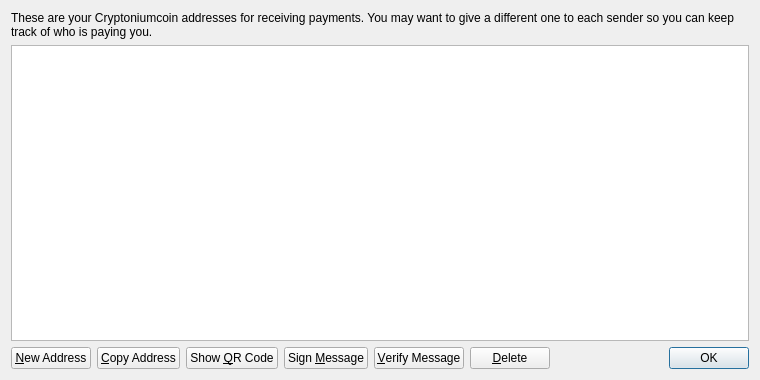
First picture: the form in src/qt/forms/addressbookpage.ui, repository coincryptonium/cryptoniumcoin, before the edit.
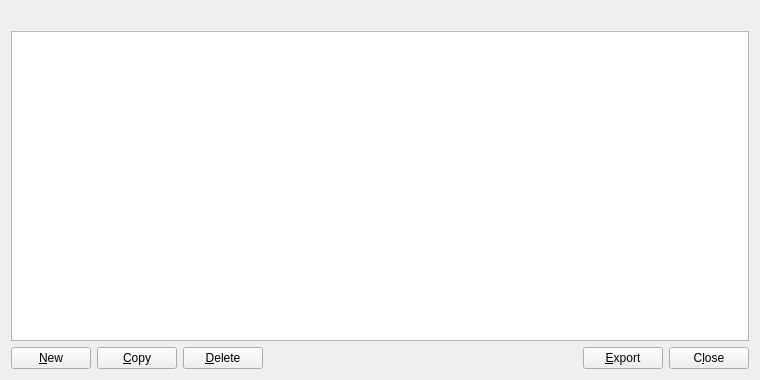
Second picture: the form after the edit. Icons and pictures are not drawn.

```diff
--- a/src/qt/forms/addressbookpage.ui
+++ b/src/qt/forms/addressbookpage.ui
@@ -16,9 +16,6 @@
   <layout class="QVBoxLayout" name="verticalLayout">
    <item>
     <widget class="QLabel" name="labelExplanation">
-     <property name="text">
-      <string>These are your Cryptoniumcoin addresses for receiving payments. You may want to give a different one to each sender so you can keep track of who is paying you.</string>
-     </property>
      <property name="textFormat">
       <enum>Qt::PlainText</enum>
      </property>
@@ -63,12 +60,15 @@
         <string>Create a new address</string>
        </property>
        <property name="text">
-        <string>&amp;New Address</string>
+        <string>&amp;New</string>
        </property>
        <property name="icon">
         <iconset resource="../bitcoin.qrc">
          <normaloff>:/icons/add</normaloff>:/icons/add</iconset>
        </property>
+       <property name="autoDefault">
+        <bool>false</bool>
+       </property>
       </widget>
      </item>
      <item>
@@ -77,18 +77,14 @@
         <string>Copy the currently selected address to the system clipboard</string>
        </property>
        <property name="text">
-        <string>&amp;Copy Address</string>
+        <string>&amp;Copy</string>
        </property>
        <property name="icon">
         <iconset resource="../bitcoin.qrc">
          <normaloff>:/icons/editcopy</normaloff>:/icons/editcopy</iconset>
        </property>
-      </widget>
-     </item>
-     <item>
-      <widget class="QPushButton" name="showQRCode">
-       <property name="text">
-        <string>Show &amp;QR Code</string>
+       <property name="autoDefault">
+        <bool>false</bool>
        </property>
        <property name="icon">
         <iconset resource="../bitcoin.qrc">
@@ -97,35 +93,7 @@
       </widget>
      </item>
      <item>
-      <widget class="QPushButton" name="signMessage">
-       <property name="toolTip">
-        <string>Sign a message to prove you own a Cryptoniumcoin address</string>
-       </property>
-       <property name="text">
-        <string>Sign &amp;Message</string>
-       </property>
-       <property name="icon">
-        <iconset resource="../bitcoin.qrc">
-         <normaloff>:/icons/edit</normaloff>:/icons/edit</iconset>
-       </property>
-      </widget>
-     </item>
-     <item>
-      <widget class="QPushButton" name="verifyMessage">
-       <property name="toolTip">
-        <string>Verify a message to ensure it was signed with a specified Cryptoniumcoin address</string>
-       </property>
-       <property name="text">
-        <string>&amp;Verify Message</string>
-       </property>
-       <property name="icon">
-        <iconset resource="../bitcoin.qrc">
-         <normaloff>:/icons/transaction_0</normaloff>:/icons/transaction_0</iconset>
-       </property>
-      </widget>
-     </item>
-     <item>
-      <widget class="QPushButton" name="deleteButton">
+      <widget class="QPushButton" name="deleteAddress">
        <property name="toolTip">
         <string>Delete the currently selected address from the list</string>
        </property>
@@ -136,6 +104,9 @@
         <iconset resource="../bitcoin.qrc">
          <normaloff>:/icons/remove</normaloff>:/icons/remove</iconset>
        </property>
+       <property name="autoDefault">
+        <bool>false</bool>
+       </property>
       </widget>
      </item>
      <item>
@@ -152,15 +123,35 @@
       </spacer>
      </item>
      <item>
-      <widget class="QDialogButtonBox" name="buttonBox">
+      <widget class="QPushButton" name="exportButton">
+       <property name="toolTip">
+        <string>Export the data in the current tab to a file</string>
+       </property>
+       <property name="text">
+        <string>&amp;Export</string>
+       </property>
+       <property name="icon">
+        <iconset resource="../bitcoin.qrc">
+         <normaloff>:/icons/export</normaloff>:/icons/export</iconset>
+       </property>
+       <property name="autoDefault">
+        <bool>false</bool>
+       </property>
+      </widget>
+     </item>
+     <item>
+      <widget class="QPushButton" name="closeButton">
        <property name="sizePolicy">
-        <sizepolicy hsizetype="Maximum" vsizetype="Fixed">
+        <sizepolicy hsizetype="Minimum" vsizetype="Minimum">
          <horstretch>0</horstretch>
          <verstretch>0</verstretch>
         </sizepolicy>
        </property>
-       <property name="standardButtons">
-        <set>QDialogButtonBox::Ok</set>
+       <property name="text">
+        <string>C&amp;lose</string>
+       </property>
+       <property name="autoDefault">
+        <bool>false</bool>
        </property>
       </widget>
      </item>
```
Left out of the diff: 13 changed lines with no effect on the pictures.
